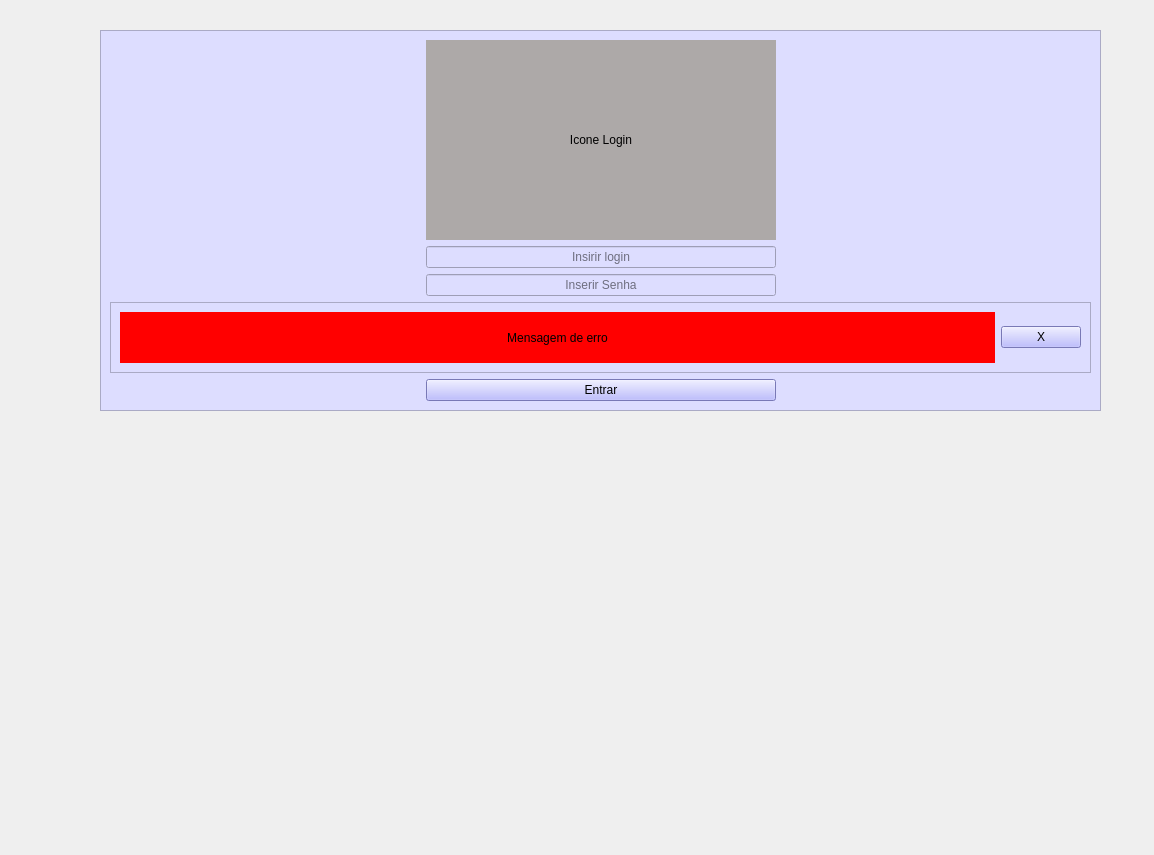
The window that src/projeto_perfil_solo.ui (WellingtonWilliams/projetocadastrogrupo) describes before a commit, drawn with Qt 5.
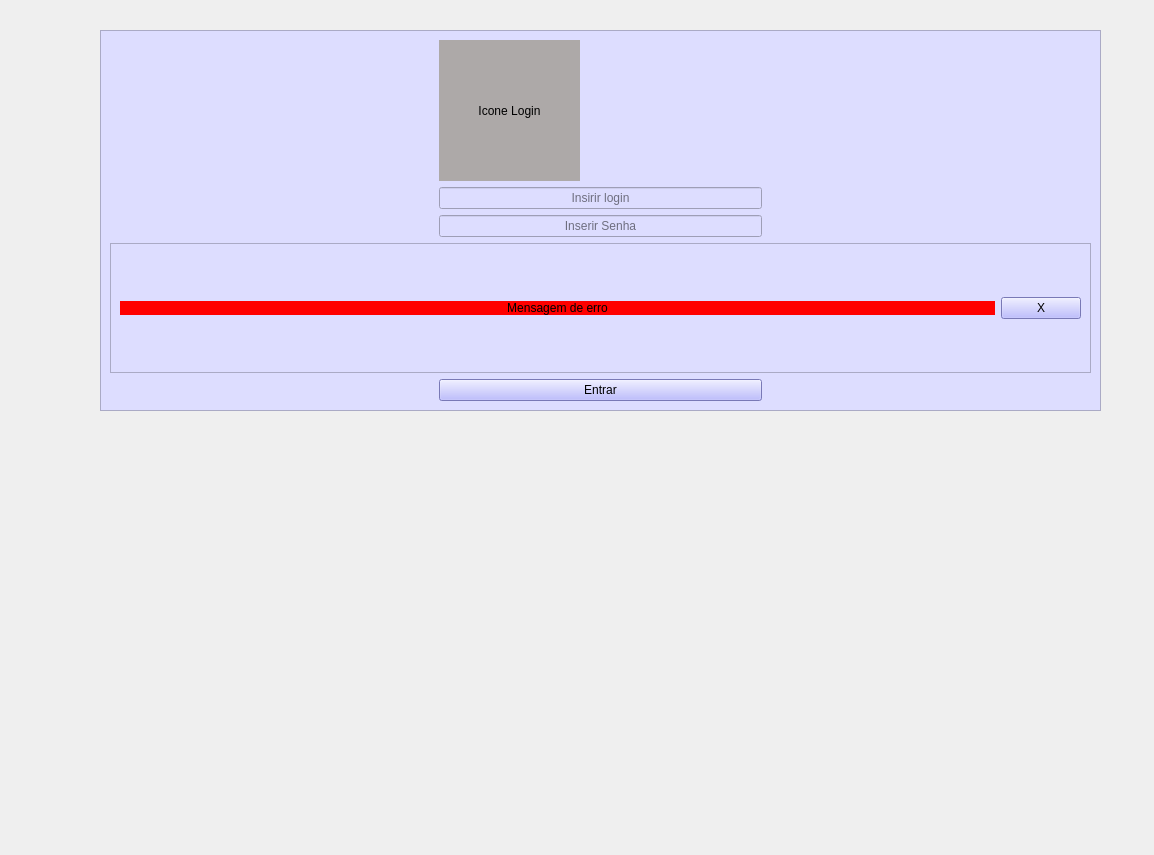
The same window after the commit.

The edit to the form file:
```diff
--- a/src/projeto_perfil_solo.ui
+++ b/src/projeto_perfil_solo.ui
@@ -90,7 +90,7 @@
           <item>
            <widget class="QLabel" name="label_msg_erro">
             <property name="sizePolicy">
-             <sizepolicy hsizetype="MinimumExpanding" vsizetype="MinimumExpanding">
+             <sizepolicy hsizetype="MinimumExpanding" vsizetype="Maximum">
               <horstretch>0</horstretch>
               <verstretch>0</verstretch>
              </sizepolicy>
@@ -167,8 +167,8 @@
          </property>
          <property name="minimumSize">
           <size>
-           <width>350</width>
-           <height>200</height>
+           <width>141</width>
+           <height>141</height>
           </size>
          </property>
          <property name="layoutDirection">
```
